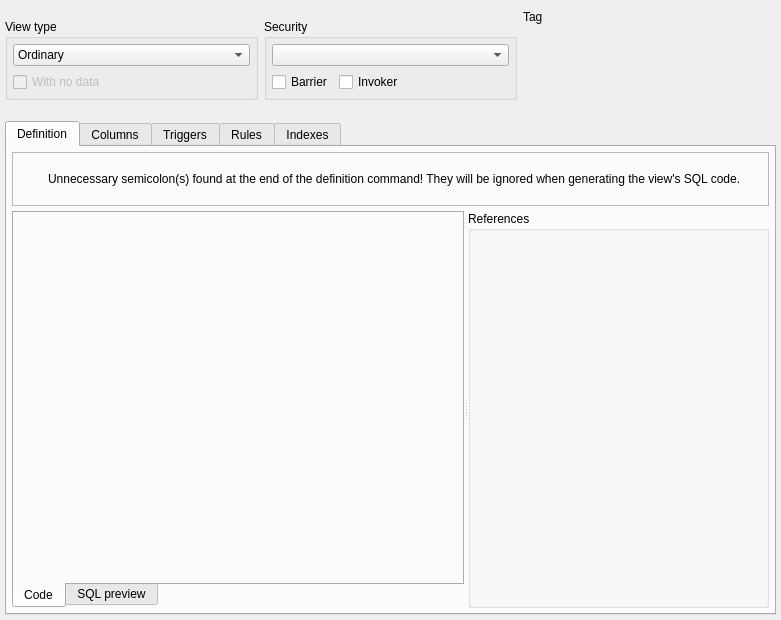
Qt form libs/libgui/ui/dbobjects/viewwidget.ui (nullptrlabs/pgmodeler) before a commit.
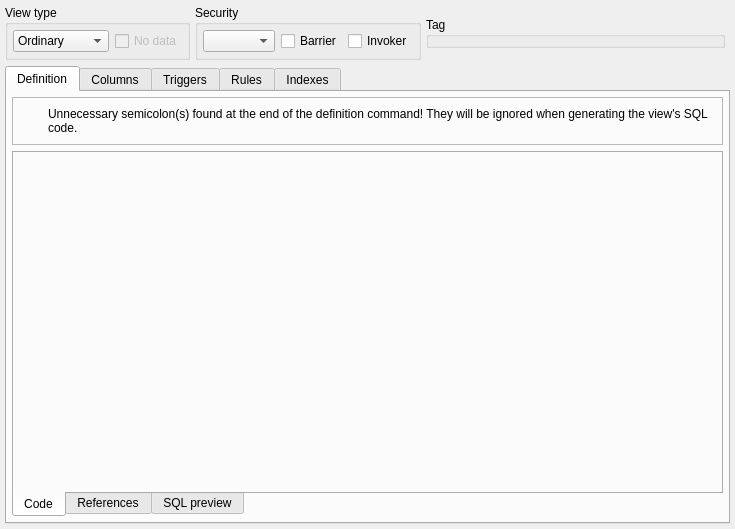
The same form after that commit. Icons and pictures are not drawn.

Commit message: Refactor ViewWidget and ReferencesWidget layout and behavior

```diff
--- a/libs/libgui/ui/dbobjects/viewwidget.ui
+++ b/libs/libgui/ui/dbobjects/viewwidget.ui
@@ -6,8 +6,8 @@
    <rect>
     <x>0</x>
     <y>0</y>
-    <width>781</width>
-    <height>620</height>
+    <width>735</width>
+    <height>529</height>
    </rect>
   </property>
   <layout class="QVBoxLayout" name="verticalLayout_2">
@@ -25,6 +25,9 @@
    </property>
    <item>
     <layout class="QHBoxLayout" name="type_sec_tag_lt">
+     <property name="spacing">
+      <number>5</number>
+     </property>
      <item>
       <widget class="QGroupBox" name="view_type_grp">
        <property name="sizePolicy">
@@ -36,7 +39,7 @@
        <property name="title">
         <string>View type</string>
        </property>
-       <layout class="QVBoxLayout" name="verticalLayout">
+       <layout class="QHBoxLayout" name="horizontalLayout_2">
         <property name="leftMargin">
          <number>5</number>
         </property>
@@ -89,7 +92,7 @@
            </sizepolicy>
           </property>
           <property name="text">
-           <string>With no data</string>
+           <string>No data</string>
           </property>
           <property name="checked">
            <bool>false</bool>
@@ -110,7 +113,7 @@
        <property name="title">
         <string>Security</string>
        </property>
-       <layout class="QVBoxLayout" name="verticalLayout_5">
+       <layout class="QHBoxLayout" name="horizontalLayout_3">
         <property name="leftMargin">
          <number>5</number>
         </property>
@@ -166,6 +169,19 @@
        </layout>
       </widget>
      </item>
+     <item>
+      <widget class="QGroupBox" name="tag_gb">
+       <property name="sizePolicy">
+        <sizepolicy hsizetype="Expanding" vsizetype="Fixed">
+         <horstretch>0</horstretch>
+         <verstretch>0</verstretch>
+        </sizepolicy>
+       </property>
+       <property name="title">
+        <string>Tag</string>
+       </property>
+      </widget>
+     </item>
      <item>
       <widget class="QWidget" name="tag_parent" native="true">
        <property name="maximumSize">
@@ -190,32 +206,6 @@
         <property name="bottomMargin">
          <number>0</number>
         </property>
-        <item>
-         <widget class="QLabel" name="tag_lbl">
-          <property name="sizePolicy">
-           <sizepolicy hsizetype="Preferred" vsizetype="Fixed">
-            <horstretch>0</horstretch>
-            <verstretch>0</verstretch>
-           </sizepolicy>
-          </property>
-          <property name="text">
-           <string>Tag</string>
-          </property>
-         </widget>
-        </item>
-        <item>
-         <spacer name="verticalSpacer">
-          <property name="orientation">
-           <enum>Qt::Orientation::Vertical</enum>
-          </property>
-          <property name="sizeHint" stdset="0">
-           <size>
-            <width>20</width>
-            <height>40</height>
-           </size>
-          </property>
-         </spacer>
-        </item>
        </layout>
       </widget>
      </item>
@@ -241,9 +231,6 @@
        <string>Definition</string>
       </attribute>
       <layout class="QVBoxLayout" name="verticalLayout_3">
-       <property name="spacing">
-        <number>5</number>
-       </property>
        <property name="leftMargin">
         <number>5</number>
        </property>
@@ -342,13 +329,6 @@
         </widget>
        </item>
        <item>
-        <widget class="QSplitter" name="hz_splitter">
-         <property name="orientation">
-          <enum>Qt::Orientation::Horizontal</enum>
-         </property>
-         <property name="childrenCollapsible">
-          <bool>false</bool>
-         </property>
          <widget class="QTabWidget" name="definition_tbw">
           <property name="tabPosition">
            <enum>QTabWidget::TabPosition::South</enum>
@@ -371,6 +351,15 @@
             <string>Code</string>
            </attribute>
           </widget>
+         <widget class="QWidget" name="references_tab">
+          <attribute name="icon">
+           <iconset resource="../../res/resources.qrc">
+            <normaloff>:/icons/icons/reference.png</normaloff>:/icons/icons/reference.png</iconset>
+          </attribute>
+          <attribute name="title">
+           <string>References</string>
+          </attribute>
+         </widget>
           <widget class="QWidget" name="code_prev_pg">
            <attribute name="icon">
             <iconset resource="../../res/resources.qrc">
@@ -379,12 +368,6 @@
            <attribute name="title">
             <string>SQL preview</string>
            </attribute>
-          </widget>
-         </widget>
-         <widget class="QGroupBox" name="refs_parent">
-          <property name="title">
-           <string>References</string>
-          </property>
          </widget>
         </widget>
        </item>
```
Lines whose indentation alone changed are shown as unchanged. The commit also changes 3 other files.
